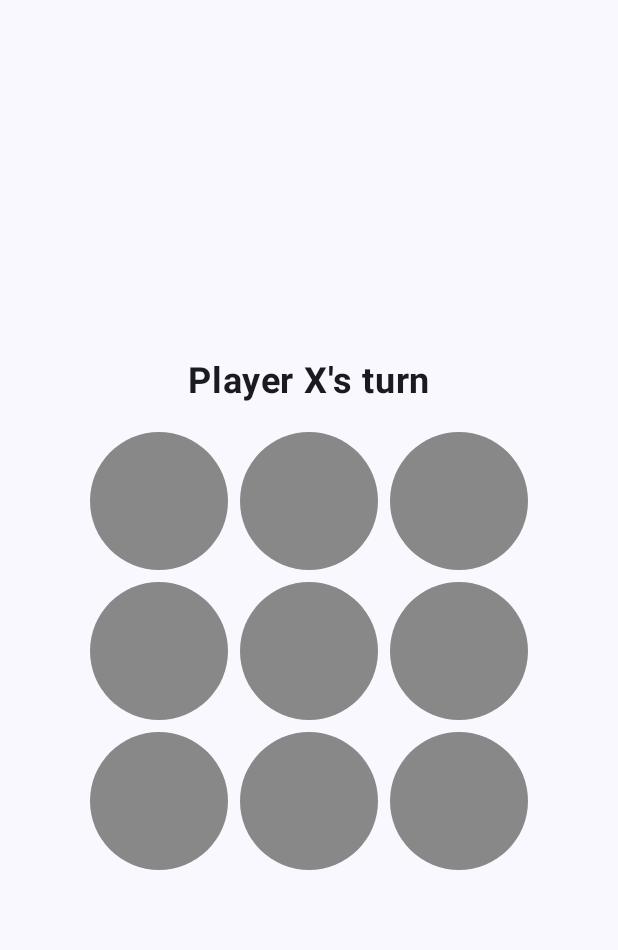
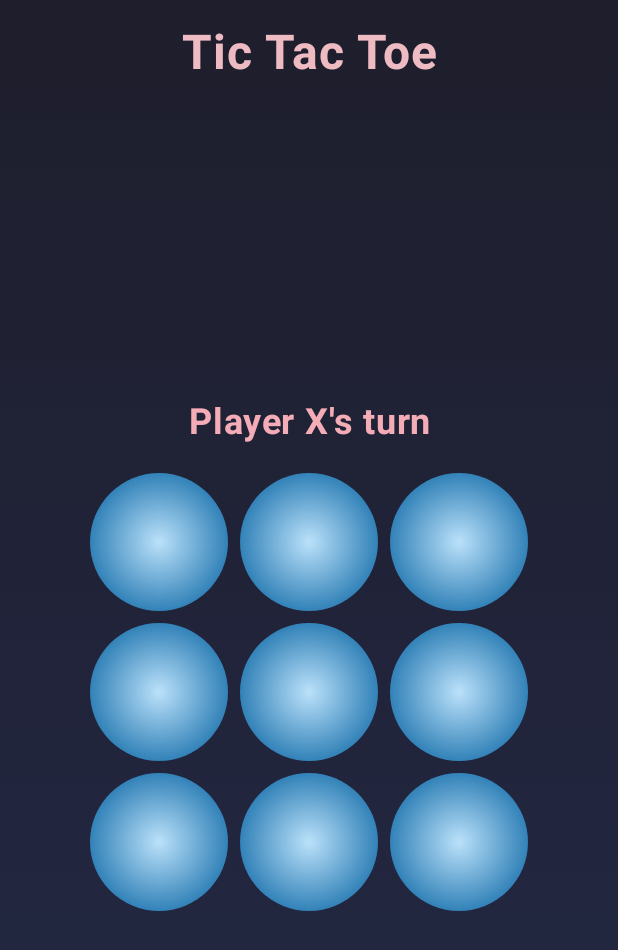
Before and after one commit to orcohen2107/tic-tac-toe, an Android app built with Jetpack Compose: the screen it shows after launch (MainActivity), on a phone screen of 412 x 824 dp. Shown: the top 950 px of the screen. Run offline under Robolectric (Android 15) with nearby library versions, the phone set to English and light mode, and no system bars.

Commit message:
add gradient colors

```diff
--- a/app/src/main/java/com/assigment1/tictactoe/MainActivity.kt
+++ b/app/src/main/java/com/assigment1/tictactoe/MainActivity.kt
@@ -12,8 +12,10 @@ import androidx.compose.material3.*
 import androidx.compose.runtime.*
 import androidx.compose.ui.Alignment
 import androidx.compose.ui.Modifier
+import androidx.compose.ui.graphics.Brush
 import androidx.compose.ui.graphics.Color
 import androidx.compose.ui.text.font.FontWeight
+import androidx.compose.ui.text.style.TextAlign
 import androidx.compose.ui.unit.dp
 import androidx.compose.ui.unit.sp
 import com.assigment1.tictactoe.ui.theme.TicTacToeTheme
@@ -43,15 +45,31 @@ fun TicTacToeGame(modifier: Modifier = Modifier) {
     var isBoardFull by remember { mutableStateOf(false) }
     var showModal by remember { mutableStateOf(false) }
 
-    Box(
+    Column(
         modifier = modifier
             .fillMaxSize()
+            .background(Brush.verticalGradient(colors = listOf(Color(0xFF1E1E2C), Color(0xFF232946))))
             .padding(16.dp),
+        horizontalAlignment = Alignment.CenterHorizontally
+    ) {
+        Text(
+            text = "Tic Tac Toe",
+            fontSize = 32.sp,
+            fontWeight = FontWeight.Bold,
+            color = Color(0xFFEEBBC3),
+            textAlign = TextAlign.Center
+        )
+
+        Spacer(modifier = Modifier.height(16.dp))
+
+        Box(
+            modifier = Modifier
+                .fillMaxSize()
+                .weight(1f),
             contentAlignment = Alignment.Center
         ) {
             Column(
-            horizontalAlignment = Alignment.CenterHorizontally,
-            verticalArrangement = Arrangement.Center
+                horizontalAlignment = Alignment.CenterHorizontally
             ) {
                 Text(
                     text = when {
@@ -60,7 +78,9 @@ fun TicTacToeGame(modifier: Modifier = Modifier) {
                         else -> "Player $currentPlayer's turn"
                     },
                     fontSize = 24.sp,
-                fontWeight = FontWeight.Bold
+                    fontWeight = FontWeight.Bold,
+                    color = Color(0xFFF4ACB7),
+                    textAlign = TextAlign.Center
                 )
 
                 Spacer(modifier = Modifier.height(16.dp))
@@ -83,15 +103,19 @@ fun TicTacToeGame(modifier: Modifier = Modifier) {
                     }
                 )
             }
+        }
 
         if (showModal) {
-            ModalDialog(onDismiss = {
+            ModalDialog(
+                onDismiss = {
                     board = Array(3) { Array(3) { ' ' } }
                     currentPlayer = 'X'
                     winner = null
                     isBoardFull = false
                     showModal = false
-            })
+                },
+                winner = winner
+            )
         }
     }
 }
@@ -115,7 +139,12 @@ fun Cell(value: Char, onClick: () -> Unit) {
         modifier = Modifier
             .size(100.dp)
             .padding(4.dp)
-            .background(Color.Gray, CircleShape)
+            .background(
+                brush = Brush.radialGradient(
+                    colors = listOf(Color(0xFFBBE1FA), Color(0xFF3282B8))
+                ),
+                shape = CircleShape
+            )
             .clickable(onClick = onClick),
         contentAlignment = Alignment.Center
     ) {
@@ -123,26 +152,46 @@ fun Cell(value: Char, onClick: () -> Unit) {
             text = value.toString(),
             fontSize = 36.sp,
             fontWeight = FontWeight.Bold,
-            color = Color.White
+            color = if (value == 'X') Color(0xFFE84545) else Color(0xFF66FCF1)
         )
     }
 }
 
 @Composable
-fun ModalDialog(onDismiss: () -> Unit) {
+fun ModalDialog(onDismiss: () -> Unit, winner: Char?) {
     AlertDialog(
         onDismissRequest = onDismiss,
         confirmButton = {
-            Button(onClick = onDismiss) {
-                Text("Play Again")
+            Button(
+                onClick = onDismiss,
+                colors = ButtonDefaults.buttonColors(containerColor = Color(0xFFF4ACB7))
+            ) {
+                Text(
+                    text = "Play Again",
+                    fontWeight = FontWeight.Bold,
+                    color = Color.White
+                )
             }
         },
         title = {
-            Text(text = "Game Over", fontWeight = FontWeight.Bold, fontSize = 20.sp)
+            Text(
+                text = if (winner != null) "Player $winner Wins!" else "It's a Draw!",
+                fontWeight = FontWeight.Bold,
+                fontSize = 24.sp,
+                textAlign = TextAlign.Center,
+                color = Color(0xFFEEBBC3)
+            )
         },
         text = {
-            Text("Would you like to play another round?")
-        }
+            Text(
+                text = "Would you like to play another round?",
+                fontSize = 16.sp,
+                textAlign = TextAlign.Center,
+                color = Color(0xFFF4ACB7)
+            )
+        },
+        containerColor = Color(0xFF232946),
+        tonalElevation = 4.dp
     )
 }
 
```
Lines whose indentation alone changed are shown as unchanged.
